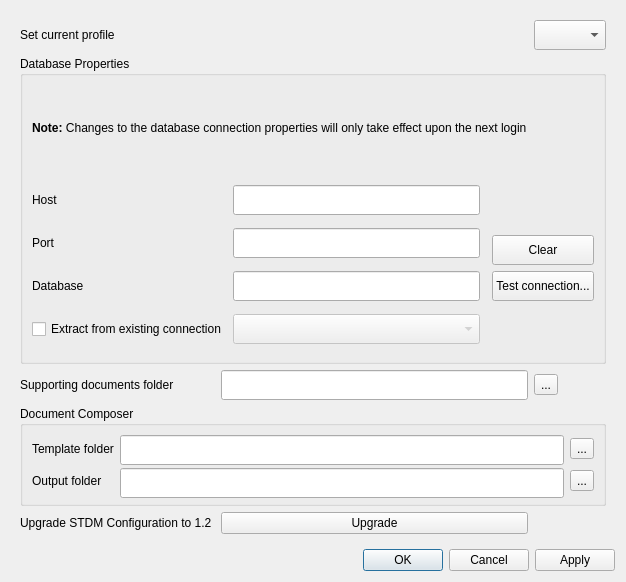
gltn/stdm, file ui/ui_options.ui: the form before one commit.
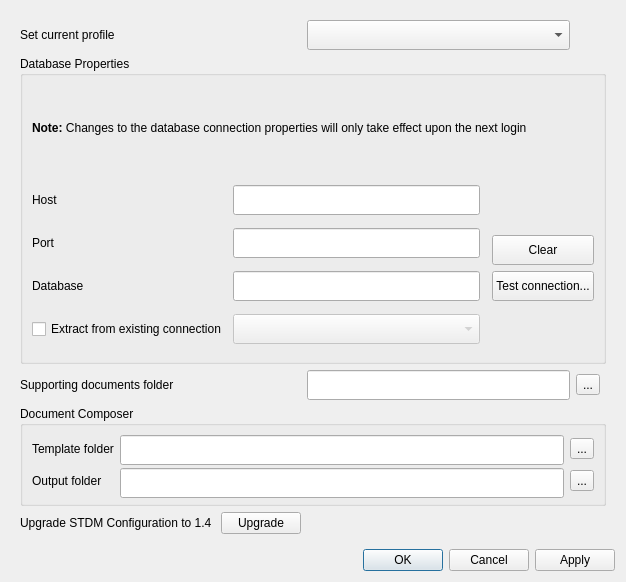
The form after the commit. Icons and pictures are not drawn.

Diff of the .ui file:
```diff
--- a/ui/ui_options.ui
+++ b/ui/ui_options.ui
@@ -44,7 +44,7 @@
        </rect>
       </property>
       <layout class="QGridLayout" name="gridLayout_5">
-       <item row="4" column="0" colspan="4">
+       <item row="5" column="0" colspan="5">
         <widget class="QGroupBox" name="groupBox_3">
          <property name="maximumSize">
           <size>
@@ -145,7 +145,7 @@
          </layout>
         </widget>
        </item>
-       <item row="1" column="0" colspan="4">
+       <item row="2" column="0" colspan="5">
         <widget class="QGroupBox" name="groupBox">
          <property name="title">
           <string>Database Properties</string>
@@ -333,45 +333,28 @@
          </layout>
         </widget>
        </item>
-       <item row="0" column="0">
-        <widget class="QLabel" name="label">
-         <property name="text">
-          <string>Set current profile</string>
-         </property>
-        </widget>
-       </item>
-       <item row="5" column="0">
+       <item row="6" column="0">
         <widget class="QLabel" name="label_9">
          <property name="text">
-          <string>Upgrade STDM Configuration to 1.2 </string>
+          <string>Upgrade STDM Configuration to 1.4 </string>
          </property>
         </widget>
        </item>
-       <item row="2" column="0">
+       <item row="3" column="0">
         <widget class="QLabel" name="label_6">
          <property name="text">
           <string>Supporting documents folder</string>
          </property>
         </widget>
        </item>
-       <item row="0" column="2" colspan="2">
-        <widget class="QComboBox" name="cbo_profiles">
-         <property name="minimumSize">
-          <size>
-           <width>0</width>
-           <height>30</height>
-          </size>
-         </property>
-        </widget>
-       </item>
-       <item row="5" column="1">
-        <widget class="QPushButton" name="upgradeButton">
+       <item row="0" column="0">
+        <widget class="QLabel" name="label">
          <property name="text">
-          <string>Upgrade</string>
+          <string>Set current profile</string>
          </property>
         </widget>
        </item>
-       <item row="2" column="1">
+       <item row="3" column="2">
         <widget class="QLineEdit" name="txtRepoLocation">
          <property name="minimumSize">
           <size>
@@ -387,7 +370,7 @@
          </property>
         </widget>
        </item>
-       <item row="2" column="2">
+       <item row="3" column="3">
         <widget class="QToolButton" name="btn_supporting_docs">
          <property name="toolTip">
           <string>Choose supporting documents directory</string>
@@ -407,6 +390,23 @@
          </property>
         </widget>
        </item>
+       <item row="6" column="1">
+        <widget class="QPushButton" name="upgradeButton">
+         <property name="text">
+          <string>Upgrade</string>
+         </property>
+        </widget>
+       </item>
+       <item row="0" column="2">
+        <widget class="QComboBox" name="cbo_profiles">
+         <property name="minimumSize">
+          <size>
+           <width>0</width>
+           <height>30</height>
+          </size>
+         </property>
+        </widget>
+       </item>
       </layout>
      </widget>
     </widget>
```
